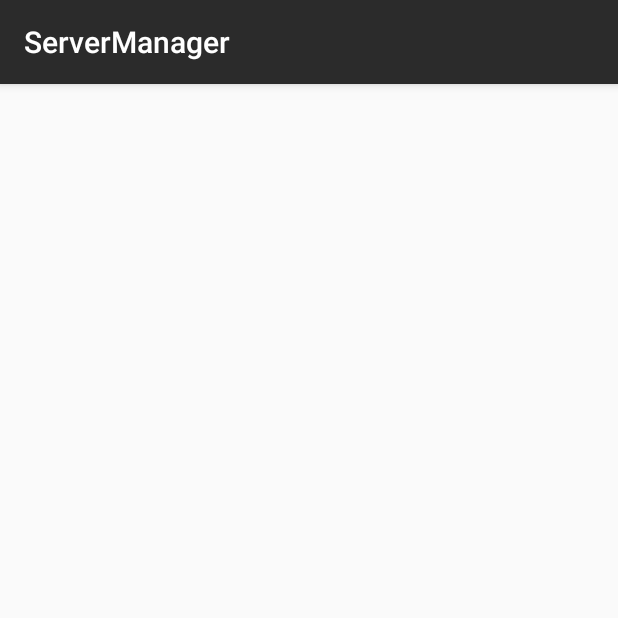
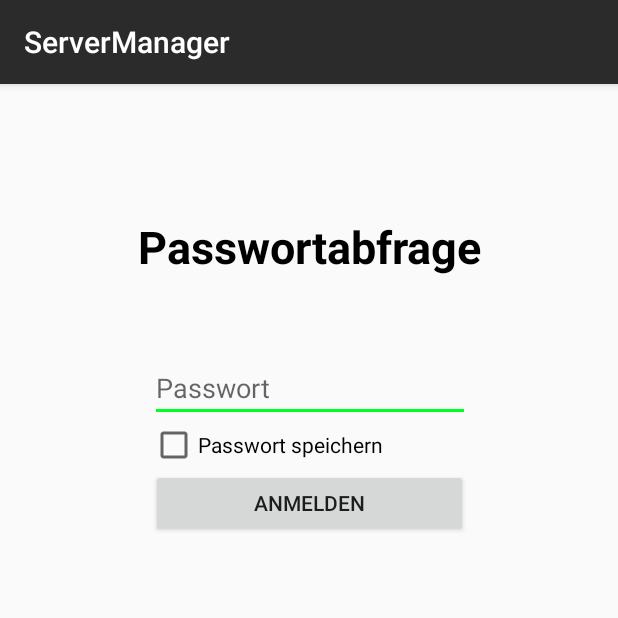
Before and after one commit to Epictigu/ServerManagerAPP, an Android app: the screen it shows after launch (MainActivity), on a phone screen of 412 x 824 dp, the top half of it. Run offline under Robolectric (Android 15) with nearby library versions, the phone set to English and light mode, and no system bars.

Commit message:
Added Password

```diff
--- a/app/src/main/java/eu/epicclan/servermanager/manager/ServerManager.java
+++ b/app/src/main/java/eu/epicclan/servermanager/manager/ServerManager.java
@@ -2,6 +2,7 @@ package eu.epicclan.servermanager.manager;
 
 import android.os.AsyncTask;
 
+import java.io.IOException;
 import java.util.ArrayList;
 import java.util.List;
 
@@ -17,6 +18,15 @@ public class ServerManager {
         new AsyncLoad(this).execute();
     }
 
+    public void load(String password){
+        conM.password = password;
+        try {
+            conM.getServers();
+        } catch(IOException e){
+            e.printStackTrace();
+        }
+    }
+
     private class AsyncLoad extends AsyncTask<String, Void, String>{
 
         public ServerManager sm = null;
@@ -27,7 +37,7 @@ public class ServerManager {
         @Override
         protected String doInBackground(String... strings) {
             try {
-                sm.conM = new ConManager("185.114.226.146", "epic!");
+                conM = new ConManager("185.114.226.146", "none");
             } catch(Exception e) {
                 e.printStackTrace();
             }
@@ -36,9 +46,7 @@ public class ServerManager {
         }
 
         @Override
-        protected void onPostExecute(String s) {
-            MainActivity.buildLayout();
-        }
+        protected void onPostExecute(String s) {MainActivity.buildLogin();}
         @Override
         protected void onPreExecute() {}
         @Override
--- /dev/null
+++ b/app/src/main/res/layout/layout_password.xml
@@ -0,0 +1,70 @@
+<?xml version="1.0" encoding="utf-8"?>
+<android.support.constraint.ConstraintLayout
+    xmlns:android="http://schemas.android.com/apk/res/android"
+    xmlns:app="http://schemas.android.com/apk/res-auto"
+    xmlns:tools="http://schemas.android.com/tools"
+    android:layout_width="match_parent"
+    android:layout_height="match_parent">
+
+    <EditText
+        android:id="@+id/password"
+        android:layout_width="wrap_content"
+        android:layout_height="wrap_content"
+        android:layout_marginTop="51dp"
+        android:ems="10"
+        android:hint="Passwort"
+        android:inputType="textPassword"
+        app:layout_constraintHorizontal_bias="0.502"
+        app:layout_constraintLeft_toLeftOf="parent"
+        app:layout_constraintRight_toRightOf="parent"
+        app:layout_constraintTop_toBottomOf="@+id/textView" />
+
+    <CheckBox
+        android:id="@+id/savepw"
+        android:layout_width="213dp"
+        android:layout_height="30dp"
+        android:text="Passwort speichern"
+        app:layout_constraintEnd_toEndOf="parent"
+        app:layout_constraintHorizontal_bias="0.502"
+        app:layout_constraintLeft_toLeftOf="parent"
+        app:layout_constraintRight_toRightOf="parent"
+        app:layout_constraintStart_toStartOf="parent"
+        app:layout_constraintTop_toBottomOf="@+id/password" />
+
+    <Button
+        android:id="@+id/loginb"
+        android:layout_width="211dp"
+        android:layout_height="45dp"
+        android:layout_marginTop="1dp"
+        android:text="ANMELDEN"
+        app:layout_constraintLeft_toLeftOf="parent"
+        app:layout_constraintRight_toRightOf="parent"
+        app:layout_constraintTop_toBottomOf="@+id/savepw" />
+
+    <TextView
+        android:id="@+id/textView"
+        android:layout_width="wrap_content"
+        android:layout_height="wrap_content"
+        android:layout_marginTop="88dp"
+        android:text="Passwortabfrage"
+        android:textColor="@android:color/black"
+        android:textSize="30sp"
+        android:textStyle="bold"
+        app:layout_constraintHorizontal_bias="0.502"
+        app:layout_constraintLeft_toLeftOf="parent"
+        app:layout_constraintRight_toRightOf="parent"
+        app:layout_constraintTop_toTopOf="parent" />
+
+    <TextView
+        android:id="@+id/wrongpw"
+        android:layout_width="wrap_content"
+        android:layout_height="wrap_content"
+        android:layout_marginTop="2dp"
+        android:text="Ungültiges Passwort!"
+        android:textColor="@android:color/holo_red_dark"
+        android:visibility="invisible"
+        app:layout_constraintLeft_toLeftOf="parent"
+        app:layout_constraintRight_toRightOf="parent"
+        app:layout_constraintTop_toBottomOf="@+id/loginb" />
+
+</android.support.constraint.ConstraintLayout>
```
Also changed, not shown: app/src/main/java/eu/epicclan/servermanager/DelayedRunnable.java (+6 -10 lines), app/src/main/java/eu/epicclan/servermanager/MainActivity.java (+88 -0 lines), app/src/main/java/eu/epicclan/servermanager/ParamsBuilder.java (+10 -0 lines), app/src/main/java/eu/epicclan/servermanager/manager/ConManager.java (+35 -2 lines), app/src/main/res/layout/activity_display_message.xml (deleted, +0 -20 lines), app/src/main/res/layout/activity_main.xml (deleted, +0 -34 lines).
